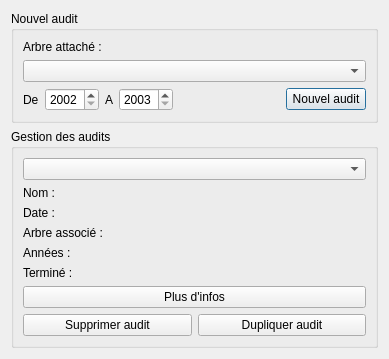
This is dialogmanageaudits.ui in GiPiLab/ProtonClassicSuite as Qt 5 draws it before an edit. The edited form follows.
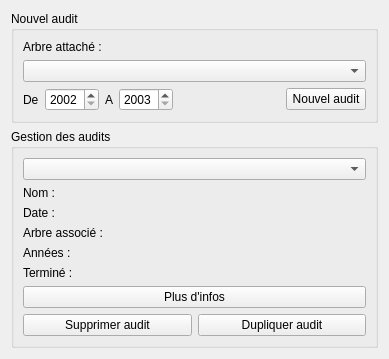
This is the edited form.

Commit message: Initial audit input works

```diff
--- a/dialogmanageaudits.ui
+++ b/dialogmanageaudits.ui
@@ -1,7 +1,7 @@
 <?xml version="1.0" encoding="UTF-8"?>
 <ui version="4.0">
  <class>DialogManageAudits</class>
- <widget class="QDialog" name="DialogManageAudits">
+ <widget class="QWidget" name="DialogManageAudits">
   <property name="geometry">
    <rect>
     <x>0</x>
```
The commit also changes 16 other files.
